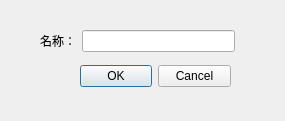
Above: FruitManager/DialogDelete.ui from database-class-assistants/c-sFruitManager before the change. Below: the same form after it.
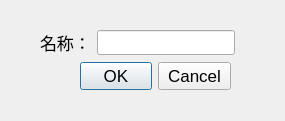
That is the form after the change.

The edit to the form file:
```diff
--- a/FruitManager/DialogDelete.ui
+++ b/FruitManager/DialogDelete.ui
@@ -34,6 +34,11 @@
      <height>32</height>
     </rect>
    </property>
+   <property name="font">
+    <font>
+     <pointsize>13</pointsize>
+    </font>
+   </property>
    <property name="orientation">
     <enum>Qt::Horizontal</enum>
    </property>
@@ -41,25 +46,36 @@
     <set>QDialogButtonBox::Cancel|QDialogButtonBox::Ok</set>
    </property>
   </widget>
-  <widget class="QWidget" name="">
+  <widget class="QWidget" name="layoutWidget">
    <property name="geometry">
     <rect>
      <x>40</x>
      <y>30</y>
      <width>195</width>
-     <height>22</height>
+     <height>25</height>
     </rect>
    </property>
    <layout class="QHBoxLayout" name="horizontalLayout">
     <item>
      <widget class="QLabel" name="label">
+      <property name="font">
+       <font>
+        <pointsize>13</pointsize>
+       </font>
+      </property>
       <property name="text">
        <string>名称：</string>
       </property>
      </widget>
     </item>
     <item>
-     <widget class="QLineEdit" name="le_name"/>
+     <widget class="QLineEdit" name="le_name">
+      <property name="font">
+       <font>
+        <pointsize>13</pointsize>
+       </font>
+      </property>
+     </widget>
     </item>
    </layout>
   </widget>
```
